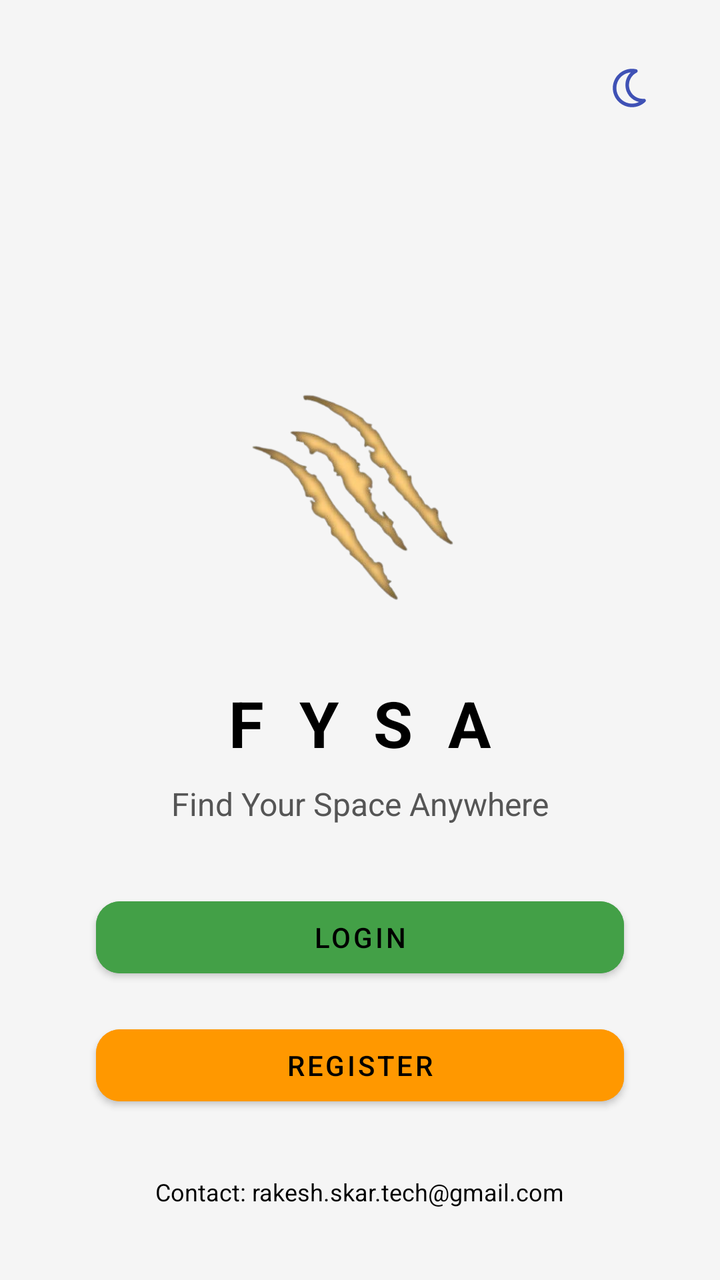
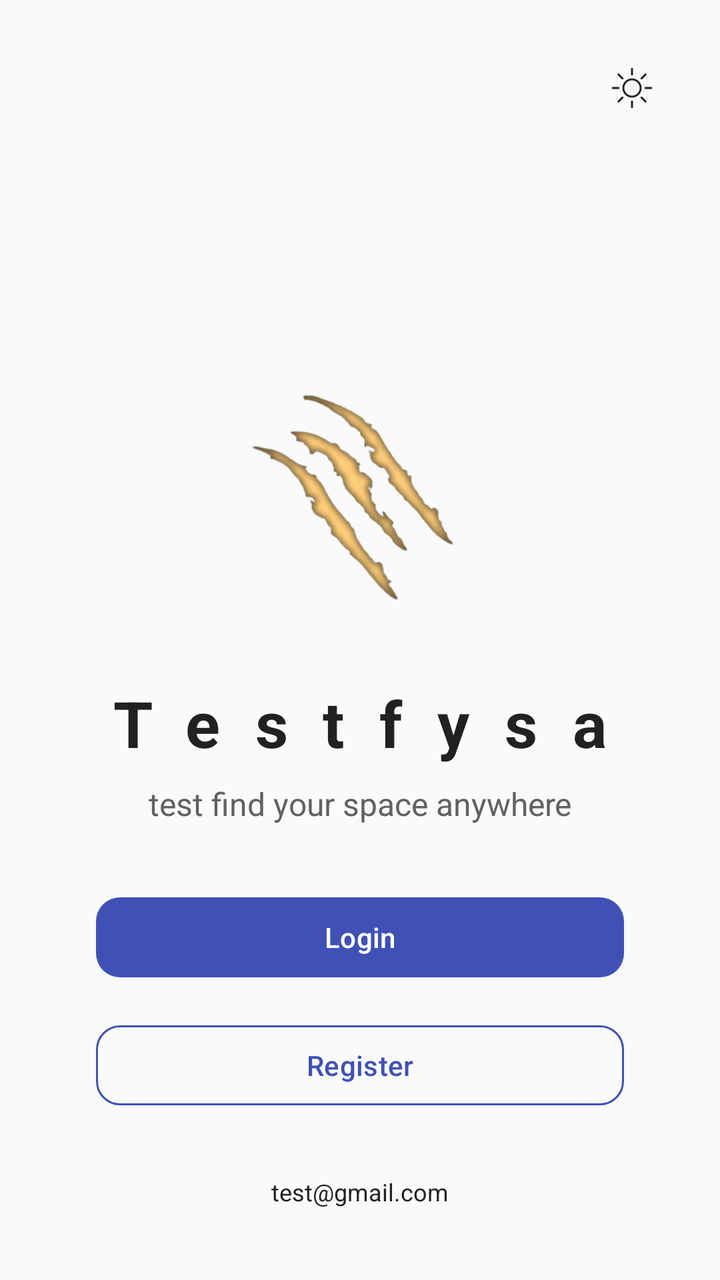

Before-and-after screenshots of an Android layout around one commit, followed by the original layout XML and the change that was made.
<!-- AndroidManifest.xml: application theme Theme.FYSA -->
<!-- res/layout/activity_main.xml -->
<?xml version="1.0" encoding="utf-8"?>
<androidx.constraintlayout.widget.ConstraintLayout xmlns:android="http://schemas.android.com/apk/res/android"
    xmlns:app="http://schemas.android.com/apk/res-auto"
    xmlns:tools="http://schemas.android.com/tools"
    android:layout_width="match_parent"
    android:layout_height="match_parent"
    android:background="@color/bgColor"
    android:padding="24dp">

    
    <ImageView
        android:id="@+id/appLogo"
        android:layout_width="150dp"
        android:layout_height="150dp"
        android:layout_marginTop="150dp"
        android:contentDescription="@string/app_logo"
        android:importantForAccessibility="no"
        android:src="@drawable/logo"
        app:layout_constraintEnd_toEndOf="parent"
        app:layout_constraintStart_toStartOf="parent"
        app:layout_constraintTop_toTopOf="parent"
        tools:ignore="ImageContrastCheck" />

    
    <TextView
        android:id="@+id/appTitle"
        android:layout_width="wrap_content"
        android:layout_height="wrap_content"
        android:layout_marginTop="16dp"
        android:letterSpacing="0.55"
        android:text="@string/app_name"
        android:textColor="@color/textPrimary"
        android:textSize="32sp"
        android:textStyle="bold"
        app:layout_constraintEnd_toEndOf="parent"
        app:layout_constraintStart_toStartOf="parent"
        app:layout_constraintTop_toBottomOf="@id/appLogo" />

    
    <TextView
        android:id="@+id/appSubtitle"
        android:layout_width="wrap_content"
        android:layout_height="wrap_content"
        android:layout_marginTop="8dp"
        android:text="@string/app_tagline"
        android:textColor="@color/textSecondary"
        android:textSize="16sp"
        app:layout_constraintEnd_toEndOf="parent"
        app:layout_constraintStart_toStartOf="parent"
        app:layout_constraintTop_toBottomOf="@id/appTitle" />

    
    <Button
        android:id="@+id/btnLogin"
        style="@style/Widget.MaterialComponents.Button"
        android:layout_width="0dp"
        android:layout_height="wrap_content"
        android:layout_marginStart="24dp"
        android:layout_marginTop="32dp"
        android:layout_marginEnd="24dp"
        android:backgroundTint="@color/green_600"
        android:text="@string/login"
        android:textColor="@color/textPrimary"
        app:cornerRadius="12dp"
        app:layout_constraintEnd_toEndOf="parent"
        app:layout_constraintStart_toStartOf="parent"
        app:layout_constraintTop_toBottomOf="@id/appSubtitle"
        tools:ignore="VisualLintButtonSize" />

    
    <Button
        android:id="@+id/btnRegister"
        style="@style/Widget.MaterialComponents.Button"
        android:layout_width="0dp"
        android:layout_height="wrap_content"
        android:layout_marginStart="24dp"
        android:layout_marginTop="16dp"
        android:layout_marginEnd="24dp"
        android:backgroundTint="@color/btnSecondary"
        android:text="@string/register"
        android:textColor="@color/textPrimary"
        app:cornerRadius="12dp"
        app:layout_constraintEnd_toEndOf="parent"
        app:layout_constraintStart_toStartOf="parent"
        app:layout_constraintTop_toBottomOf="@id/btnLogin"
        tools:ignore="VisualLintButtonSize" />

    
    <ImageButton
        android:id="@+id/btnThemeToggle"
        android:layout_width="40dp"
        android:layout_height="40dp"
        android:layout_marginTop="0dp"
        android:background="?attr/selectableItemBackgroundBorderless"
        android:contentDescription="@string/toggle_theme"
        android:padding="8dp"
        android:scaleType="fitCenter"
        android:src="@drawable/ic_moon"
        app:layout_constraintEnd_toEndOf="parent"
        app:layout_constraintTop_toTopOf="parent"
        app:tint="@color/btnOutlineText"
        tools:ignore="TouchTargetSizeCheck" />

    
    <LinearLayout
        android:layout_width="0dp"
        android:layout_height="wrap_content"
        android:gravity="center_horizontal"
        android:orientation="vertical"
        android:paddingBottom="12dp"
        app:layout_constraintBottom_toBottomOf="parent"
        app:layout_constraintEnd_toEndOf="parent"
        app:layout_constraintStart_toStartOf="parent">

        <TextView
            android:id="@+id/footerText"
            android:layout_width="wrap_content"
            android:layout_height="wrap_content"
            android:text=""
            android:textColor="@color/footerText"
            android:textSize="12sp" />

        <TextView
            android:id="@+id/contactEmail"
            android:layout_width="wrap_content"
            android:layout_height="wrap_content"
            android:text="@string/contact_rakesh_skar_tech_gmail_com"
            android:textColor="@color/textPrimary"
            android:textSize="12sp" />

    </LinearLayout>

</androidx.constraintlayout.widget.ConstraintLayout>
<!-- resources referenced by this layout -->
<resources>
  <color name="bgColor">#F5F5F5</color>
  <color name="btnOutlineText">#3F51B5</color>
  <color name="btnSecondary">#FF9800</color>
  <color name="footerText">#888888</color>
  <color name="green_600">#43A047</color>
  <color name="textPrimary">#000000</color>
  <color name="textSecondary">#555555</color>
  <!-- drawable ic_moon (drawable) -->
  <vector xmlns:android="http://schemas.android.com/apk/res/android" xmlns:aapt="http://schemas.android.com/aapt"
      android:viewportWidth="640"
      android:viewportHeight="640"
      android:width="640dp"
      android:height="640dp">
      <path
          android:pathData="M303.3 112.7C196.2 121.2 112 210.8 112 320C112 434.9 205.1 528 320 528C353.3 528 384.7 520.2 412.6 506.3C309.2 482.9 232 390.5 232 280C232 214.2 259.4 154.9 303.3 112.7zM64 320C64 178.6 178.6 64 320 64C339.4 64 358.4 66.2 376.7 70.3C386.6 72.5 394 80.8 395.2 90.8C396.4 100.8 391.2 110.6 382.1 115.2C321.5 145.4 280 207.9 280 280C280 381.6 362.4 464 464 464C469 464 473.9 463.8 478.8 463.4C488.9 462.6 498.4 468.2 502.6 477.5C506.8 486.8 504.6 497.6 497.3 504.6C451.3 548.8 388.8 576 320 576C178.6 576 64 461.4 64 320z"
          android:fillColor="#000000" />
  </vector>
  <!-- drawable logo: png bitmap (drawable, 72251 bytes) -->
  <string name="app_logo">FYSA</string>
  <string name="app_name">FYSA</string>
  <string name="app_tagline">Find Your Space Anywhere</string>
  <string name="contact_rakesh_skar_tech_gmail_com">Contact: rakesh.skar.tech@gmail.com</string>
  <string name="login">login</string>
  <string name="register">register</string>
  <string name="toggle_theme">Theme Toggle Icon</string>
  <style name="Theme.FYSA" parent="Theme.MaterialComponents.DayNight.NoActionBar">
          <item name="colorPrimary">@color/btnPrimary</item>
          <item name="colorPrimaryVariant">@color/btnPrimary</item>
          <item name="colorOnPrimary">@color/btnTextPrimary</item>
  
          <item name="colorSecondary">@color/btnSecondary</item>
          <item name="colorSecondaryVariant">@color/btnSecondary</item>
          <item name="colorOnSecondary">@color/btnTextSecondary</item>
  
          <item name="android:colorBackground">@color/bgColor</item>
          <item name="colorSurface">@color/bgColor</item>
          <item name="colorOnSurface">@color/textPrimary</item>
  
          <item name="android:statusBarColor" tools:targetApi="l">?attr/colorPrimary</item>
          <item name="android:windowLightStatusBar">true</item>
  
          <item name="materialButtonStyle">@style/Widget.MaterialComponents.Button</item>
          <item name="materialButtonOutlinedStyle">@style/Widget.MaterialComponents.Button.OutlinedButton</item>
      </style>
  <color name="btnPrimary">#3F51B5</color>
  <color name="btnTextPrimary">#FFFFFF</color>
  <color name="btnTextSecondary">#FFFFFF</color>
</resources>

<!-- the commit's change to res/layout/activity_main.xml (unified diff, before → after) -->
@@ -4,16 +4,17 @@
     xmlns:tools="http://schemas.android.com/tools"
     android:layout_width="match_parent"
     android:layout_height="match_parent"
-    android:background="@color/bgColor"
-    android:padding="24dp">
+    android:fitsSystemWindows="true"
+    android:background="?android:attr/colorBackground"
+    android:padding="24dp"
+    tools:context=".MainActivity">
 
-    
     <ImageView
         android:id="@+id/appLogo"
         android:layout_width="150dp"
         android:layout_height="150dp"
         android:layout_marginTop="150dp"
-        android:contentDescription="@string/app_logo"
+        android:contentDescription="App Logo"
         android:importantForAccessibility="no"
         android:src="@drawable/logo"
         app:layout_constraintEnd_toEndOf="parent"
@@ -21,87 +22,78 @@
         app:layout_constraintTop_toTopOf="parent"
         tools:ignore="ImageContrastCheck" />
 
-    
     <TextView
         android:id="@+id/appTitle"
         android:layout_width="wrap_content"
         android:layout_height="wrap_content"
         android:layout_marginTop="16dp"
         android:letterSpacing="0.55"
-        android:text="@string/app_name"
-        android:textColor="@color/textPrimary"
+        android:text="Testfysa"
+        android:textColor="?attr/colorOnBackground"
         android:textSize="32sp"
         android:textStyle="bold"
         app:layout_constraintEnd_toEndOf="parent"
         app:layout_constraintStart_toStartOf="parent"
         app:layout_constraintTop_toBottomOf="@id/appLogo" />
 
-    
     <TextView
         android:id="@+id/appSubtitle"
         android:layout_width="wrap_content"
         android:layout_height="wrap_content"
         android:layout_marginTop="8dp"
-        android:text="@string/app_tagline"
-        android:textColor="@color/textSecondary"
+        android:text="test find your space anywhere"
+        android:textColor="?attr/colorOnSurfaceVariant"
         android:textSize="16sp"
         app:layout_constraintEnd_toEndOf="parent"
         app:layout_constraintStart_toStartOf="parent"
         app:layout_constraintTop_toBottomOf="@id/appTitle" />
 
-    
     <Button
         android:id="@+id/btnLogin"
-        style="@style/Widget.MaterialComponents.Button"
+        style="@style/Widget.Material3.Button"
         android:layout_width="0dp"
         android:layout_height="wrap_content"
         android:layout_marginStart="24dp"
         android:layout_marginTop="32dp"
         android:layout_marginEnd="24dp"
-        android:backgroundTint="@color/green_600"
-        android:text="@string/login"
-        android:textColor="@color/textPrimary"
+        android:text="Login"
         app:cornerRadius="12dp"
         app:layout_constraintEnd_toEndOf="parent"
         app:layout_constraintStart_toStartOf="parent"
-        app:layout_constraintTop_toBottomOf="@id/appSubtitle"
-        tools:ignore="VisualLintButtonSize" />
+        app:layout_constraintTop_toBottomOf="@id/appSubtitle" />
 
-    
     <Button
         android:id="@+id/btnRegister"
-        style="@style/Widget.MaterialComponents.Button"
+        style="@style/Widget.Material3.Button.OutlinedButton"
         android:layout_width="0dp"
         android:layout_height="wrap_content"
         android:layout_marginStart="24dp"
         android:layout_marginTop="16dp"
         android:layout_marginEnd="24dp"
-        android:backgroundTint="@color/btnSecondary"
-        android:text="@string/register"
-        android:textColor="@color/textPrimary"
+        android:text="Register"
+        android:textColor="?attr/colorPrimary"
         app:cornerRadius="12dp"
         app:layout_constraintEnd_toEndOf="parent"
         app:layout_constraintStart_toStartOf="parent"
         app:layout_constraintTop_toBottomOf="@id/btnLogin"
+        app:strokeColor="?attr/colorPrimary"
         tools:ignore="VisualLintButtonSize" />
 
-    
     <ImageButton
         android:id="@+id/btnThemeToggle"
         android:layout_width="40dp"
         android:layout_height="40dp"
         android:layout_marginTop="0dp"
         android:background="?attr/selectableItemBackgroundBorderless"
-        android:contentDescription="@string/toggle_theme"
+        android:contentDescription="theme button"
         android:padding="8dp"
         android:scaleType="fitCenter"
-        android:src="@drawable/ic_moon"
+        android:src="@drawable/ic_sun"
         app:layout_constraintEnd_toEndOf="parent"
         app:layout_constraintTop_toTopOf="parent"
-        app:tint="@color/btnOutlineText"
+        app:tint="?attr/colorOnBackground"
         tools:ignore="TouchTargetSizeCheck" />
 
-    
     <LinearLayout
         android:layout_width="0dp"
         android:layout_height="wrap_content"
@@ -117,17 +109,16 @@
             android:layout_width="wrap_content"
             android:layout_height="wrap_content"
             android:text=""
-            android:textColor="@color/footerText"
+            android:textColor="?attr/colorOnSurfaceVariant"
             android:textSize="12sp" />
 
         <TextView
             android:id="@+id/contactEmail"
             android:layout_width="wrap_content"
             android:layout_height="wrap_content"
-            android:text="@string/contact_rakesh_skar_tech_gmail_com"
-            android:textColor="@color/textPrimary"
+            android:text="test@gmail.com"
+            android:textColor="?attr/colorOnSurface"
             android:textSize="12sp" />
 
     </LinearLayout>
-
 </androidx.constraintlayout.widget.ConstraintLayout>
<!-- resource entries referenced after the edit -->
@@ -1,51 +1,58 @@
 <!-- resources referenced by this layout -->
 <resources>
-  <color name="bgColor">#F5F5F5</color>
-  <color name="btnOutlineText">#3F51B5</color>
-  <color name="btnSecondary">#FF9800</color>
-  <color name="footerText">#888888</color>
-  <color name="green_600">#43A047</color>
-  <color name="textPrimary">#000000</color>
-  <color name="textSecondary">#555555</color>
-  <!-- drawable ic_moon (drawable) -->
-  <vector xmlns:android="http://schemas.android.com/apk/res/android" xmlns:aapt="http://schemas.android.com/aapt"
-      android:viewportWidth="640"
-      android:viewportHeight="640"
-      android:width="640dp"
-      android:height="640dp">
-      <path
-          android:pathData="M303.3 112.7C196.2 121.2 112 210.8 112 320C112 434.9 205.1 528 320 528C353.3 528 384.7 520.2 412.6 506.3C309.2 482.9 232 390.5 232 280C232 214.2 259.4 154.9 303.3 112.7zM64 320C64 178.6 178.6 64 320 64C339.4 64 358.4 66.2 376.7 70.3C386.6 72.5 394 80.8 395.2 90.8C396.4 100.8 391.2 110.6 382.1 115.2C321.5 145.4 280 207.9 280 280C280 381.6 362.4 464 464 464C469 464 473.9 463.8 478.8 463.4C488.9 462.6 498.4 468.2 502.6 477.5C506.8 486.8 504.6 497.6 497.3 504.6C451.3 548.8 388.8 576 320 576C178.6 576 64 461.4 64 320z"
-          android:fillColor="#000000" />
-  </vector>
+  <!-- drawable ic_sun: vector/xml drawable (drawable, 2185 chars, omitted) -->
   <!-- drawable logo: png bitmap (drawable, 72251 bytes) -->
-  <string name="app_logo">FYSA</string>
-  <string name="app_name">FYSA</string>
-  <string name="app_tagline">Find Your Space Anywhere</string>
-  <string name="contact_rakesh_skar_tech_gmail_com">Contact: rakesh.skar.tech@gmail.com</string>
-  <string name="login">login</string>
-  <string name="register">register</string>
-  <string name="toggle_theme">Theme Toggle Icon</string>
-  <style name="Theme.FYSA" parent="Theme.MaterialComponents.DayNight.NoActionBar">
-          <item name="colorPrimary">@color/btnPrimary</item>
-          <item name="colorPrimaryVariant">@color/btnPrimary</item>
-          <item name="colorOnPrimary">@color/btnTextPrimary</item>
-  
-          <item name="colorSecondary">@color/btnSecondary</item>
-          <item name="colorSecondaryVariant">@color/btnSecondary</item>
-          <item name="colorOnSecondary">@color/btnTextSecondary</item>
-  
-          <item name="android:colorBackground">@color/bgColor</item>
-          <item name="colorSurface">@color/bgColor</item>
-          <item name="colorOnSurface">@color/textPrimary</item>
-  
-          <item name="android:statusBarColor" tools:targetApi="l">?attr/colorPrimary</item>
+  <style name="Theme.FYSA" parent="Base.Theme.FYSA" />
+  <style name="Base.Theme.FYSA" parent="Theme.Material3.DayNight.NoActionBar">
+          <item name="android:statusBarColor">@color/grey_100</item>
           <item name="android:windowLightStatusBar">true</item>
-  
-          <item name="materialButtonStyle">@style/Widget.MaterialComponents.Button</item>
-          <item name="materialButtonOutlinedStyle">@style/Widget.MaterialComponents.Button.OutlinedButton</item>
+          <item name="splashBackground">@color/grey_50</item>
+          <item name="colorPrimary">@color/indigo_500</item>
+          <item name="colorOnPrimary">@color/white</item>
+          <item name="colorPrimaryContainer">@color/indigo_200</item>
+          <item name="colorOnPrimaryContainer">@color/indigo_900</item>
+          <item name="colorSecondary">@color/orange_500</item>
+          <item name="colorOnSecondary">@color/white</item>
+          <item name="colorSecondaryContainer">@color/black</item>
+          <item name="colorOnSecondaryContainer">@color/orange_900</item>
+          <item name="colorTertiary">@color/cyan_500</item>
+          <item name="colorOnTertiary">@color/white</item>
+          <item name="colorTertiaryContainer">@color/cyan_200</item>
+          <item name="colorOnTertiaryContainer">@color/cyan_900</item>
+          <item name="colorError">@color/red_500</item>
+          <item name="colorOnError">@color/white</item>
+          <item name="colorErrorContainer">@color/red_200</item>
+          <item name="colorOnErrorContainer">@color/red_900</item>
+          <item name="android:colorBackground">@color/grey_50</item>
+          <item name="colorOnBackground">@color/grey_900</item>
+          <item name="colorSurface">@color/white</item>
+          <item name="colorOnSurface">@color/grey_900</item>
+          <item name="colorSurfaceVariant">@color/grey_100</item>
+          <item name="colorOnSurfaceVariant">@color/grey_700</item>
+          <item name="colorOutline">@color/grey_300</item>
+          <item name="colorOnSurfaceInverse">@color/grey_50</item>
+          <item name="colorSurfaceInverse">@color/grey_900</item>
+          <item name="colorPrimaryInverse">@color/indigo_200</item>
+          <item name="colorSuccess">@color/green_500</item>
       </style>
-  <color name="btnPrimary">#3F51B5</color>
-  <color name="btnTextPrimary">#FFFFFF</color>
-  <color name="btnTextSecondary">#FFFFFF</color>
+  <color name="grey_100">#F5F5F5</color>
+  <color name="grey_50">#FAFAFA</color>
+  <color name="indigo_500">#3F51B5</color>
+  <color name="white">#FFFFFF</color>
+  <color name="indigo_200">#9FA8DA</color>
+  <color name="indigo_900">#1A237E</color>
+  <color name="orange_500">#FF9800</color>
+  <color name="black">#000000</color>
+  <color name="orange_900">#E65100</color>
+  <color name="cyan_500">#00BCD4</color>
+  <color name="cyan_200">#80DEEA</color>
+  <color name="cyan_900">#006064</color>
+  <color name="red_500">#F44336</color>
+  <color name="red_200">#EF9A9A</color>
+  <color name="red_900">#B71C1C</color>
+  <color name="grey_900">#212121</color>
+  <color name="grey_700">#616161</color>
+  <color name="grey_300">#E0E0E0</color>
+  <color name="green_500">#4CAF50</color>
 </resources>
 
